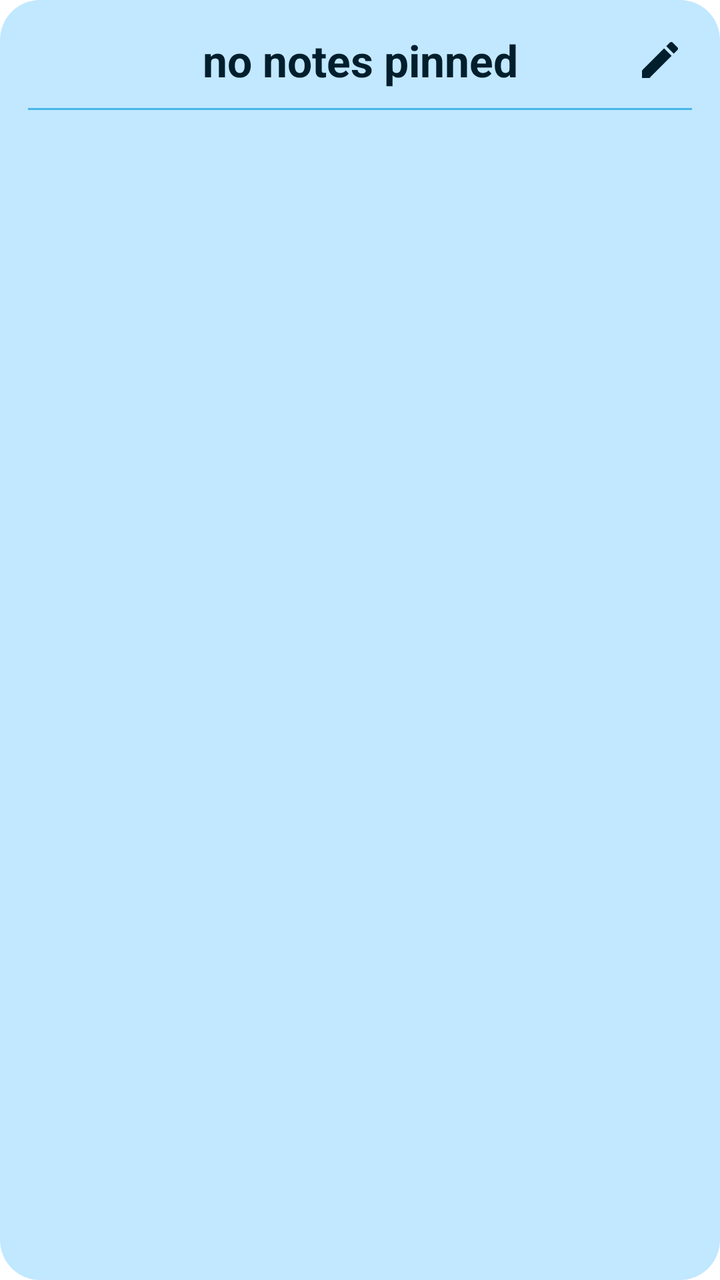
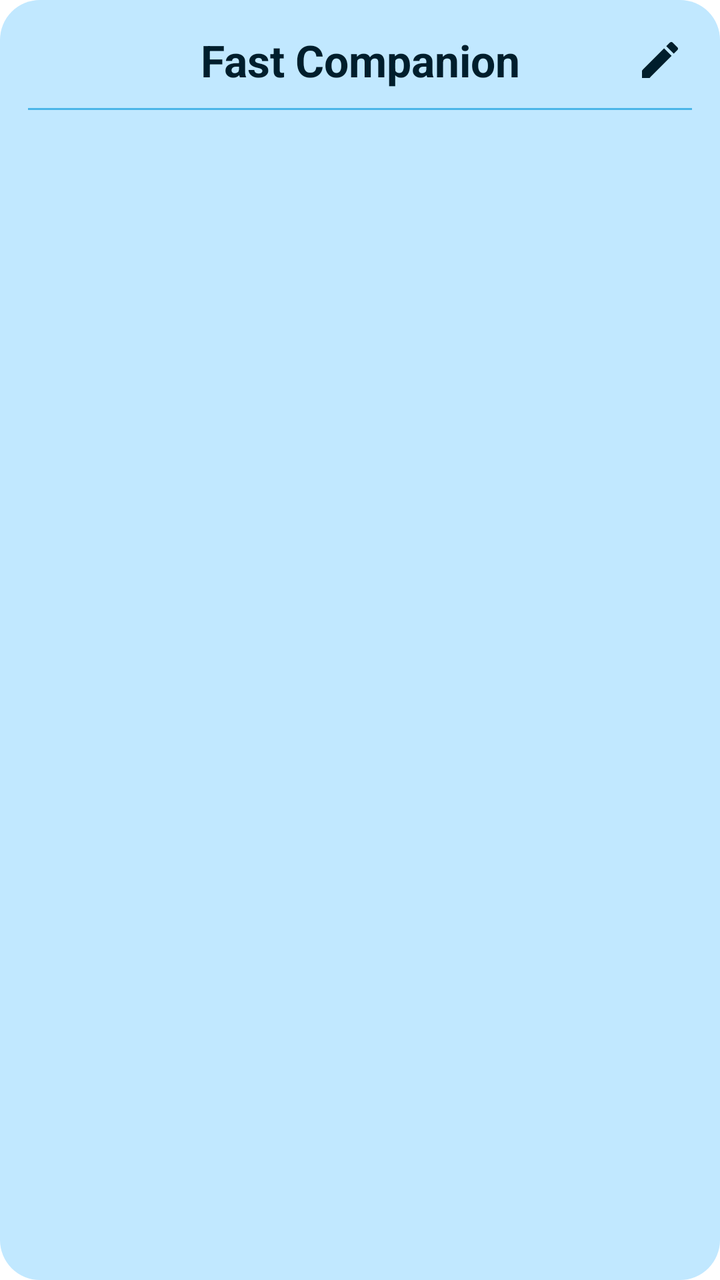

Before-and-after screenshots of an Android layout around one commit, followed by the original layout XML and the change that was made.
<!-- AndroidManifest.xml: fallback theme Theme.MaterialComponents.DayNight.NoActionBar -->
<!-- res/layout/notes_widget_layout.xml -->
<?xml version="1.0" encoding="utf-8"?>
<LinearLayout xmlns:android="http://schemas.android.com/apk/res/android"
    android:layout_width="match_parent"
    android:layout_height="match_parent"
    android:orientation="vertical"
    android:background="@drawable/widget_background"
    android:padding="14dp">

    <LinearLayout
        android:layout_width="match_parent"
        android:layout_height="wrap_content"
        android:orientation="horizontal"
        android:gravity="center_vertical">

        <ImageView
            android:layout_width="32dp"
            android:layout_height="32dp"
            android:visibility="invisible" />

        <TextView
            android:id="@+id/widget_title"
            android:layout_width="0dp"
            android:layout_height="wrap_content"
            android:layout_weight="1"
            android:text="no notes pinned"
            android:textColor= "@color/widget_text"
            android:textSize="22sp"
            android:textStyle="bold"
            android:gravity="center"
            android:textAlignment="center"
            android:maxLines="2"
            android:ellipsize="end" />

        <ImageButton
            android:id="@+id/btn_edit"
            android:layout_width="32dp"
            android:layout_height="32dp"
            android:background="@android:color/transparent"
            android:src="@drawable/ic_edit"
            
            android:contentDescription="Edit note" />
    </LinearLayout>

    <ImageView
        android:layout_width="match_parent"
        android:layout_height="1dp"
        android:layout_marginTop="8dp"
        android:layout_marginBottom="8dp"
        android:background="@color/widget_divider" />

    
    <TextView
        android:id="@+id/row_text"
        android:layout_width="match_parent"
        android:layout_height="wrap_content"
        android:layout_marginBottom="4dp"
        android:textColor="@color/widget_text_dim"
        android:textSize="15sp"
        android:maxLines="20"
        android:visibility="gone" />

    
    <ListView
        android:id="@+id/widget_list"
        android:layout_width="match_parent"
        android:layout_height="0dp"
        android:layout_weight="1"
        android:divider="@null"
        android:dividerHeight="0dp"
        android:listSelector="@android:color/transparent"
        android:scrollbars="none"
        android:visibility="gone" />

</LinearLayout>
<!-- resources referenced by this layout -->
<resources>
  <color name="widget_divider">#1F000000</color>
  <color name="widget_text">#1A1A1A</color>
  <color name="widget_text_dim">#99000000</color>
  <!-- drawable ic_edit (drawable) -->
  <?xml version="1.0" encoding="utf-8"?>
  <vector xmlns:android="http://schemas.android.com/apk/res/android"
      android:width="24dp" android:height="24dp"
      android:viewportWidth="24" android:viewportHeight="24">
      <path
          android:pathData="M3,17.25V21h3.75L17.81,9.94l-3.75,-3.75L3,17.25zM20.71,7.04c0.39,-0.39 0.39,-1.02 0,-1.41l-2.34,-2.34c-0.39,-0.39 -1.02,-0.39 -1.41,0l-1.83,1.83 3.75,3.75 1.83,-1.83z"
          android:fillColor="@color/widget_icon" />
  </vector>
  <!-- drawable widget_background (drawable) -->
  <?xml version="1.0" encoding="utf-8"?>
  <shape xmlns:android="http://schemas.android.com/apk/res/android">
      <solid android:color="@color/widget_bg" />
      <corners android:radius="20dp" />
  </shape>
  <color name="widget_icon">#1A1A1A</color>
  <color name="widget_bg">#F8F3E8</color>
</resources>

<!-- the commit's change to res/layout/notes_widget_layout.xml (unified diff, before → after) -->
@@ -17,12 +17,13 @@
             android:layout_height="32dp"
             android:visibility="invisible" />
 
+        
         <TextView
             android:id="@+id/widget_title"
             android:layout_width="0dp"
             android:layout_height="wrap_content"
             android:layout_weight="1"
-            android:text="no notes pinned"
+            android:text="Fast Companion"
             android:textColor= "@color/widget_text"
             android:textSize="22sp"
             android:textStyle="bold"
